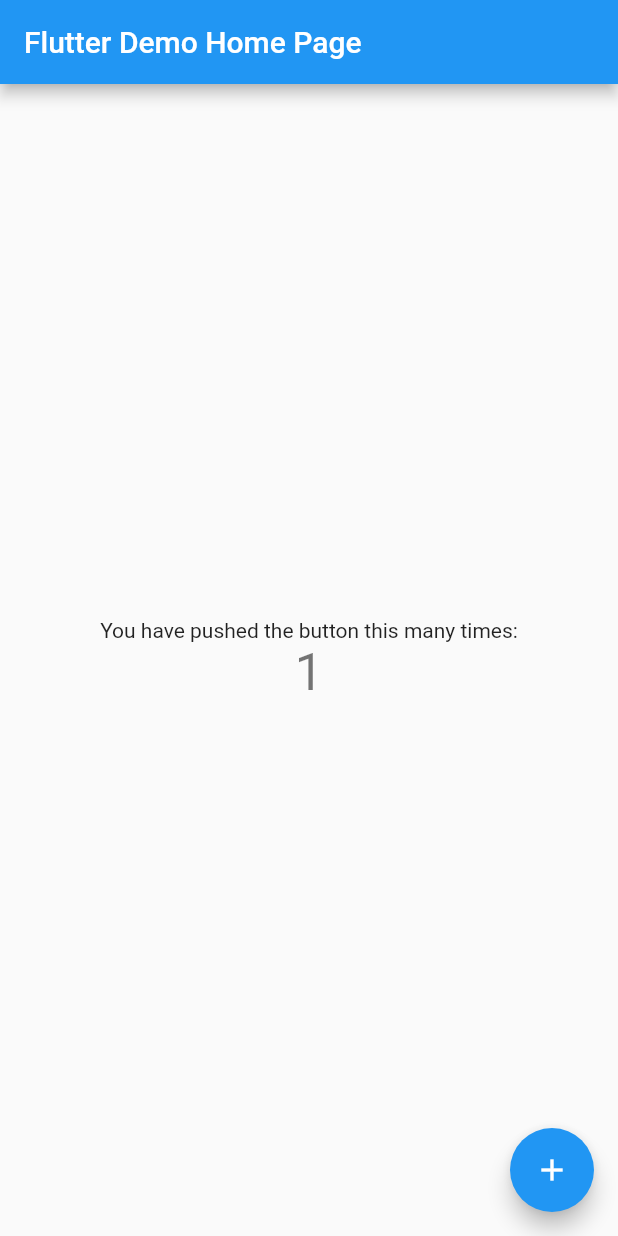
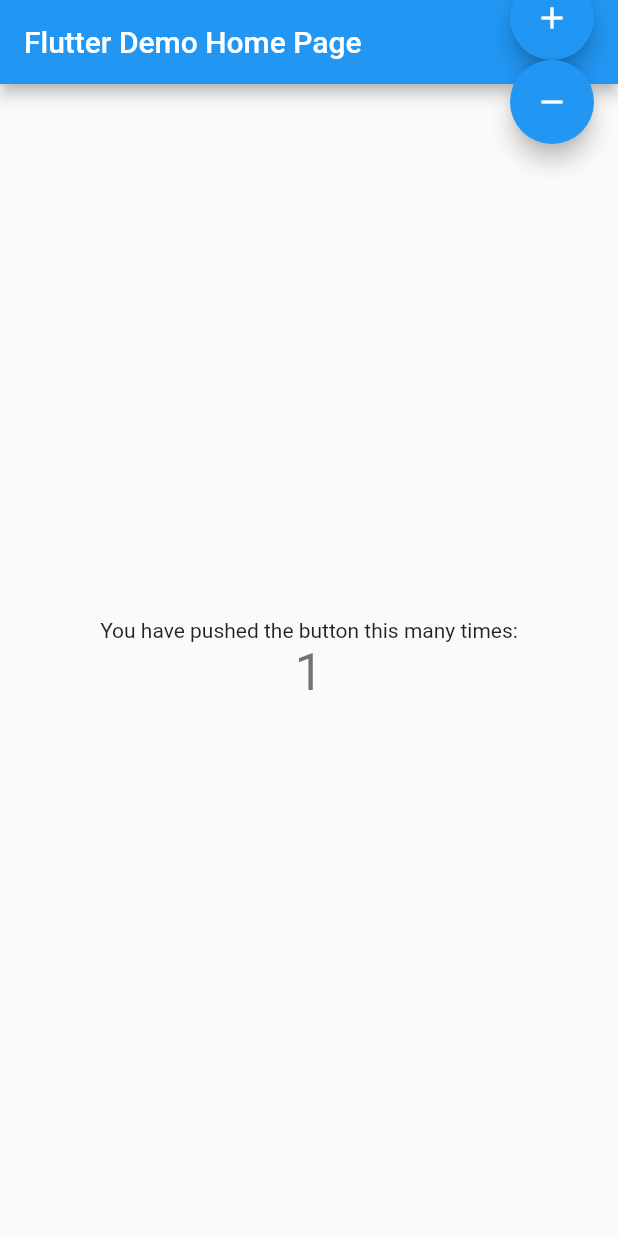
Before and after one commit to ocalvet/flutter_redux, a Flutter app: the screen it shows after launch, after a tap on the "add" icon, on a phone screen of 412 x 824 dp. Run offline on Flutter 3.47's test engine with Material 2 defaults, Android fonts, the phone set to English and light mode, and no system bars; our stand-ins replace flutter_redux, redux.

```diff
--- a/lib/main.dart
+++ b/lib/main.dart
@@ -2,13 +2,14 @@ import 'package:flutter/material.dart';
 import 'package:redux/redux.dart';
 import 'package:flutter_redux/flutter_redux.dart';
 
-enum Actions { Increment }
+enum Actions { Increment, Decrement }
 
 int counterReducer(int state, dynamic action) {
   if (action == Actions.Increment) {
     return state + 1;
+  } else if (action == Actions.Decrement) {
+    return  state == 0 ? 0 : state - 1;
   }
-
   return state;
 }
 
@@ -66,17 +67,45 @@ class MyHomePage extends StatelessWidget {
           ],
         ),
       ),
-      floatingActionButton:  new StoreConnector<int, VoidCallback>(
+      floatingActionButton:  new StoreConnector<int, ViewModel>(
         converter: (store) {
-          return () => store.dispatch(Actions.Increment);
+          return ViewModel.create(store);
         },
-        builder: (context, callback) {
-          return new FloatingActionButton(
-            onPressed: callback,
-            tooltip: 'Increment',
-            child: new Icon(Icons.add),
+        builder: (context, vm) {
+          return Column(
+            verticalDirection: VerticalDirection.down,
+            children: <Widget>[
+              FloatingActionButton(
+                onPressed: vm.increment,
+                tooltip: 'Increment',
+                child: new Icon(Icons.add),
+              ),
+              FloatingActionButton(
+                onPressed: vm.decrement,
+                tooltip: 'Decrement',
+                child: new Icon(Icons.remove),
+              ),
+            ]
           );
         }),
     );
   }
 }
+
+class ViewModel {
+  final Store _store;
+
+  ViewModel(this._store);
+
+  void increment() {
+    this._store.dispatch(Actions.Increment);
+  }
+
+  void decrement() {
+    this._store.dispatch(Actions.Decrement);
+  }
+
+  factory ViewModel.create(Store store) {
+    return ViewModel(store);
+  }
+}
```
